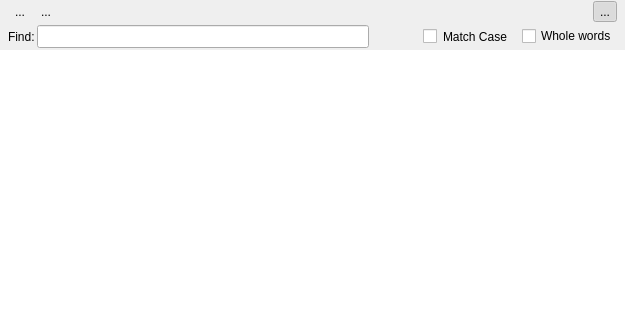
First picture: the form in src/dockhelp.ui, repository CsoundQt/CsoundQt, before the edit; both pictures show x 0 to 625 and y 0 to 320 of the 625 by 517 pixel window.
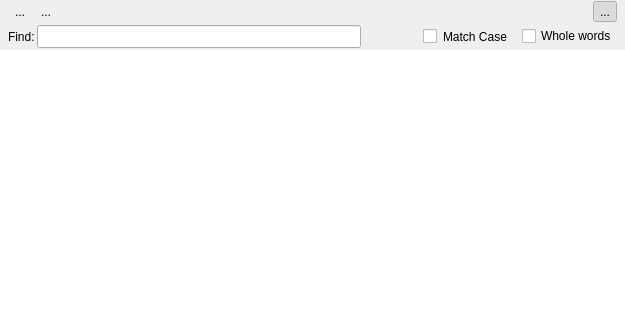
Second picture: the form after the edit. Icons and pictures are not drawn.

Commit message: restore normal titlebar for help

Patch:
```diff
--- a/src/dockhelp.ui
+++ b/src/dockhelp.ui
@@ -154,7 +154,7 @@
       <item row="0" column="4">
        <widget class="QCheckBox" name="caseBox">
         <property name="styleSheet">
-         <string notr="true">padding-right: 8</string>
+         <string notr="true">padding-right: 8; padding-left: 8;</string>
         </property>
         <property name="text">
          <string>Match Case </string>
@@ -194,6 +194,9 @@
           <height>40</height>
          </size>
         </property>
+        <property name="styleSheet">
+         <string notr="true">padding-left: 8px; padding-right: 20px</string>
+        </property>
        </widget>
       </item>
       <item row="0" column="5">
```
The commit also changes 1 other file.
